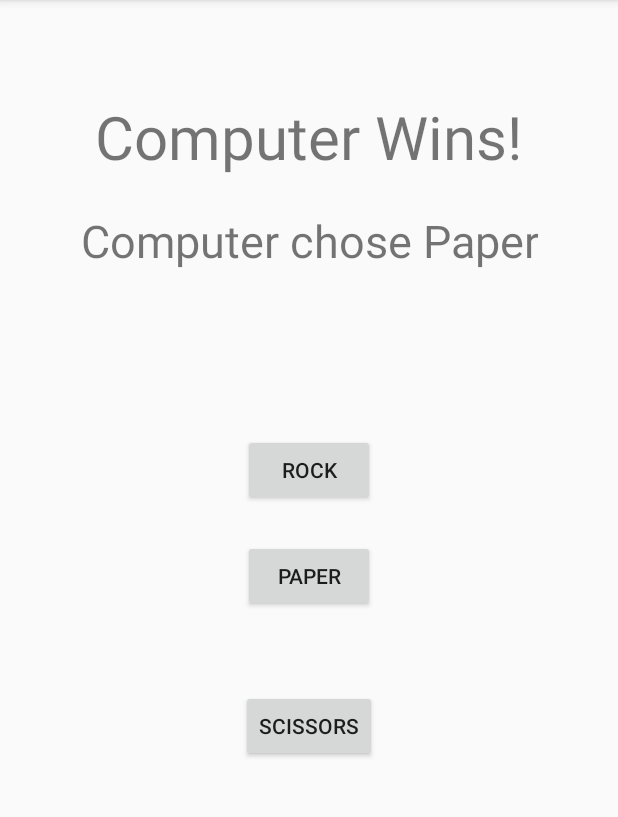
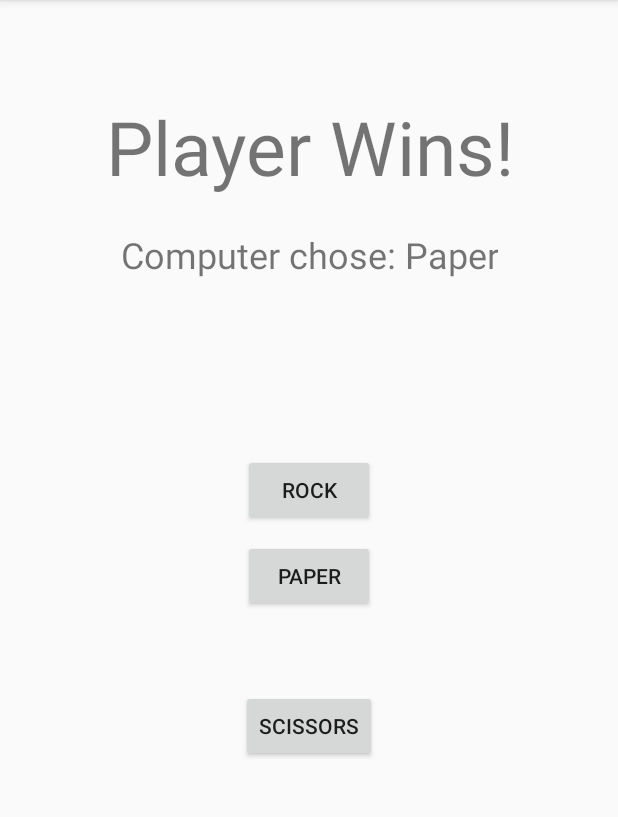
Before and after one commit to dominicfraser/RockPaperScissorsAndiodLab, an Android app: the screen it shows after launch (SelectionActivity), after a tap on "SCISSORS", on a phone screen of 412 x 824 dp, the part 84-901 px from its top. Run offline under Robolectric (Android 15) with nearby library versions, the light colour scheme and no system bars; 2 other taps on this screen came first.

Commit message:
all buttons working

```diff
--- a/app/src/main/java/example/codeclan/com/rockpaperscissors/SelectionActivity.java
+++ b/app/src/main/java/example/codeclan/com/rockpaperscissors/SelectionActivity.java
@@ -31,22 +31,31 @@ public class SelectionActivity extends AppCompatActivity {
         String result = GameLogic.WinChecker(selection, computerSelection);
 
         title_and_result.setText(result);
-        computerChoice.setText("Computer chose " + computerSelection);
+        computerChoice.setText("Computer chose: " + computerSelection);
 
 
 
     }
+
+    public void onPaperClick(View text){
+        Log.d(getClass().toString(), "onPaperClick clicked");
+
+        String selection = "Paper";
+        String computerSelection = GameLogic.computerChoiceMaker();
+        String result = GameLogic.WinChecker(selection, computerSelection);
+
+        title_and_result.setText(result);
+        computerChoice.setText("Computer chose: " + computerSelection);
+    }
+
+    public void onScissorsClick(View text){
+        Log.d(getClass().toString(), "onScissorsClick clicked");
+
+        String selection = "Scissors";
+        String computerSelection = GameLogic.computerChoiceMaker();
+        String result = GameLogic.WinChecker(selection, computerSelection);
+
+        title_and_result.setText(result);
+        computerChoice.setText("Computer chose: " + computerSelection);
+    }
 }
-
-//
-//    public void onWordsEntered(View text){
-//        Log.d(getClass().toString(), "show uniq count button pressed");
-//
-//        String words = enteredWords.getText().toString();
-//
-//        Intent intent = new Intent(this,UniqWordsDisplayActivity.class);
-//
-//        intent.putExtra("words",words);
-//
-//        startActivity(intent);
-//    }
--- a/app/src/main/res/layout/activity_selection.xml
+++ b/app/src/main/res/layout/activity_selection.xml
@@ -10,7 +10,7 @@
         android:id="@+id/title_and_result"
         android:text="Make your selection!"
         android:textAlignment="center"
-        android:textSize="40sp"
+        android:textSize="50sp"
         android:layout_width="wrap_content"
         android:layout_height="wrap_content"
         android:layout_alignParentTop="true"
@@ -49,8 +49,8 @@
 
     <TextView
 
-        android:text="qwertyuiop"
-        android:textSize="30sp"
+        android:text=""
+        android:textSize="24sp"
         android:textAlignment="center"
         android:layout_width="wrap_content"
         android:layout_height="wrap_content"
```
